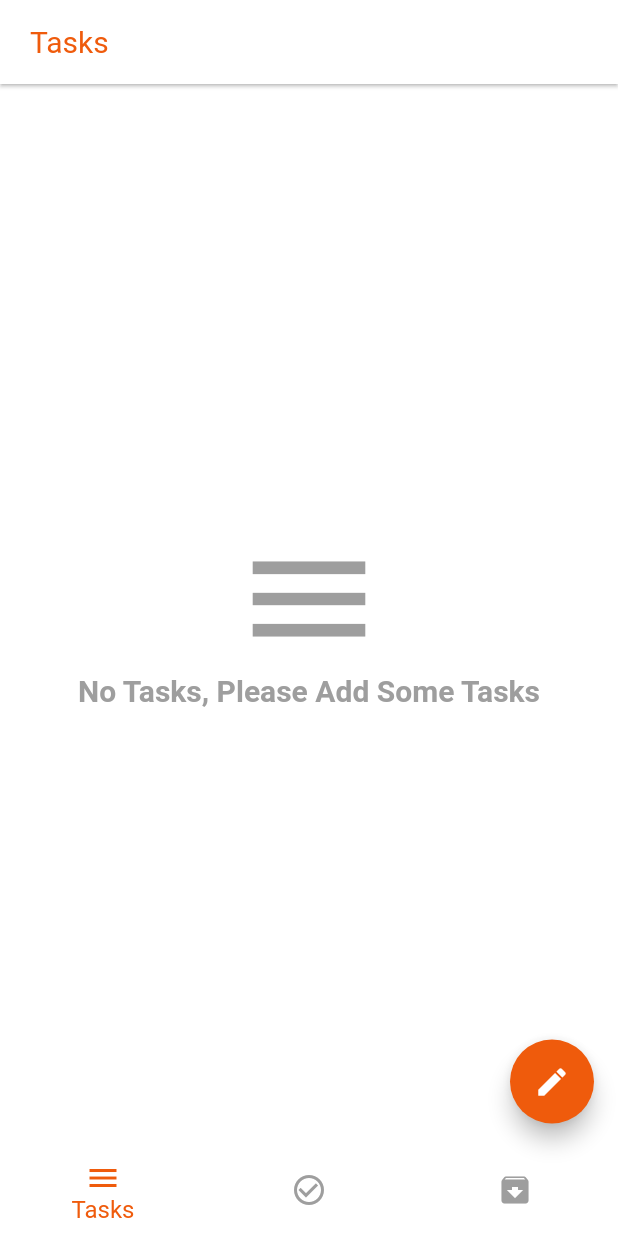
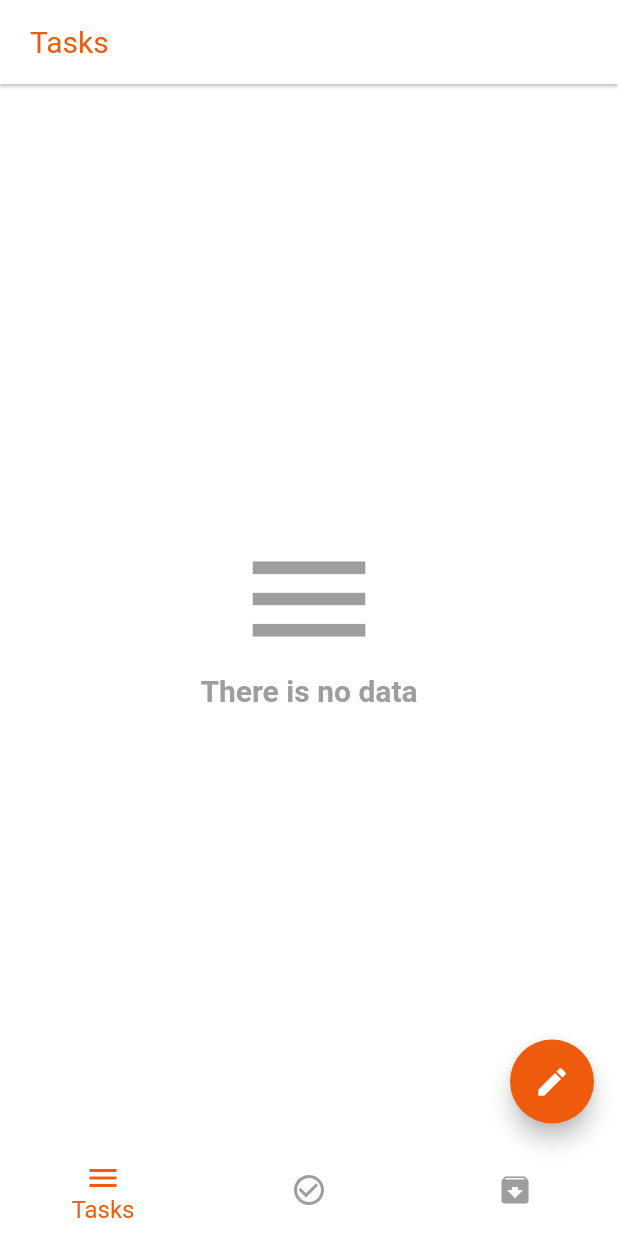
Before and after one commit to Zonetto/flutter-notes-app-mvc, a Flutter app: the screen it shows after launch, on a phone screen of 412 x 824 dp. Run offline on Flutter 3.47's test engine with Material 2 defaults, Android fonts, the phone set to English and light mode, and no system bars; our stand-ins replace sqflite; missing offline and left inert: reminders_app; accounts and stored records are empty.

Commit message:
UPD components

```diff
--- a/lib/components/build_notes_item.dart
+++ b/lib/components/build_notes_item.dart
@@ -1,8 +1,7 @@
 import 'package:flutter/material.dart';
-import 'package:notes_app/constant/constant.dart';
+import 'package:reminders_app/constant/constant.dart';
 
-import 'package:notes_app/model/todo_mode.dart';
-
+import 'package:reminders_app/model/todo_mode.dart';
 
 class BuildTaskItem extends StatelessWidget {
   final TodoModel model;
--- a/lib/components/custom_text_from_field.dart
+++ b/lib/components/custom_text_from_field.dart
@@ -1,5 +1,5 @@
 import 'package:flutter/material.dart';
-import 'package:notes_app/constant/constant.dart';
+import 'package:reminders_app/constant/constant.dart';
 
 class CustomTextFromField extends StatelessWidget {
   final TextEditingController controller;
--- a/lib/components/notes_list_row.dart
+++ b/lib/components/notes_list_row.dart
@@ -1,6 +1,6 @@
 import 'package:flutter/material.dart';
-import 'package:notes_app/controller/todo_controller.dart';
-import 'package:notes_app/model/todo_mode.dart';
+import 'package:reminders_app/controller/todo_controller.dart';
+import 'package:reminders_app/model/todo_mode.dart';
 import 'build_notes_item.dart';
 import 'my_divider.dart';
 
@@ -64,7 +64,7 @@ class NotesListRow extends StatelessWidget {
                       color: Colors.grey[500],
                     ),
                     Text(
-                      'No Tasks, Please Add Some Tasks',
+                      'There is no data',
                       style: TextStyle(
                         fontSize: 20.0,
                         fontWeight: FontWeight.bold,
```
